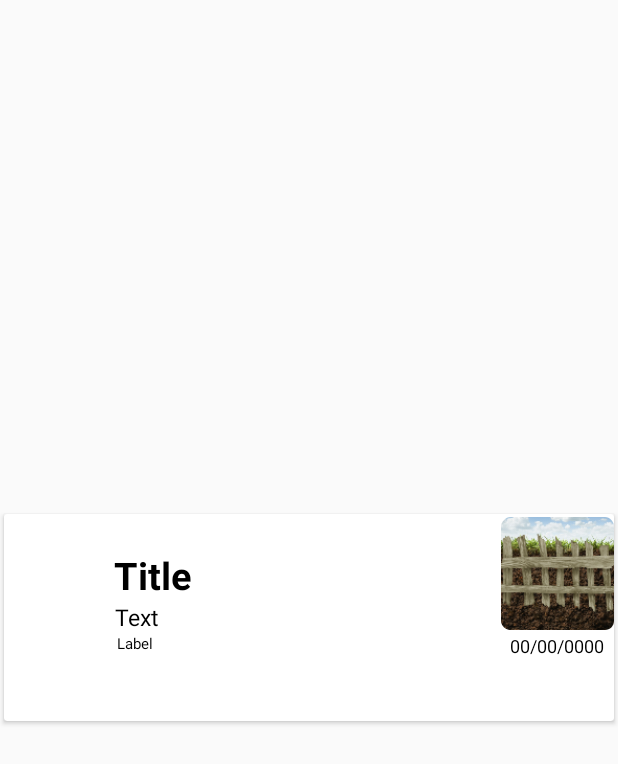
After one commit to MoONStterTeixi/Social-Network, an Android app: the layout item_recycler_view_row.xml on its own in the app's theme, with its tools: preview values and no code run, on a phone screen of 412 x 824 dp. The commit adds this screen. Shown: the top 764 px of the screen. Run offline under Robolectric (Android 15) with nearby library versions, the phone set to English and light mode, and no system bars.

Commit message:
RecyclerView dynamically

```diff
--- a/EpidemicGames/app/build.gradle
+++ b/EpidemicGames/app/build.gradle
@@ -28,4 +28,6 @@ dependencies {
     androidTestImplementation 'com.android.support.test:runner:1.0.2'
     androidTestImplementation 'com.android.support.test.espresso:espresso-core:3.0.2'
     implementation 'pl.droidsonroids.gif:android-gif-drawable:1.2.+'
+    implementation 'com.android.support:recyclerview-v7:27.1.1'
+    implementation 'com.android.support:cardview-v7:27.1.1'
 }
--- /dev/null
+++ b/EpidemicGames/app/src/main/java/com/moonstterinc/epidemicgames/epidemicgames/News.java
@@ -0,0 +1,59 @@
+package com.moonstterinc.epidemicgames.epidemicgames;
+
+public class News {
+
+    private int id;
+    private String title;
+    private String Text;
+    private String Date;
+    private String Label;
+    //private URL Url;
+
+    public int getId() {
+        return id;
+    }
+
+    public void setId(int id) {
+        this.id = id;
+    }
+
+    public String getTitle() {
+        return title;
+    }
+
+    public void setTitle(String title) {
+        this.title = title;
+    }
+
+    public String getText() {
+        return Text;
+    }
+
+    public void setText(String texto) {
+        Text = texto;
+    }
+
+    public String getDate() {
+        return Date;
+    }
+
+    public void setDate(String date) {
+        Date = date;
+    }
+
+    public String getLabel() {
+        return Label;
+    }
+
+    public void setLabel(String label) {
+        Label = label;
+    }
+
+    /*public URL getUrl() {
+        return Url;
+    }
+
+    public void setUrl(URL url) {
+        Url = url;
+    }*/
+}
--- a/EpidemicGames/app/src/main/java/com/moonstterinc/epidemicgames/epidemicgames/NewsActivity.java
+++ b/EpidemicGames/app/src/main/java/com/moonstterinc/epidemicgames/epidemicgames/NewsActivity.java
@@ -1,11 +1,25 @@
 package com.moonstterinc.epidemicgames.epidemicgames;
 
 import android.content.pm.ActivityInfo;
+import android.os.Handler;
 import android.support.v7.app.AppCompatActivity;
 import android.os.Bundle;
+import android.support.v7.widget.LinearLayoutManager;
+import android.support.v7.widget.RecyclerView;
 import android.view.MenuItem;
+import android.widget.Toast;
+
+import java.util.ArrayList;
+import java.util.List;
 
 public class NewsActivity extends AppCompatActivity {
+
+    private List<News> news;
+    private NewsAdapter newsAdapter;
+    private String newsTitle = "Noticias";
+    private String newsText = "Texto";
+    private String newsLabel = "Label";
+    private String newsDate = "00/00/0000";
 
     @Override
     protected void onCreate(Bundle savedInstanceState) {
@@ -17,6 +31,62 @@ public class NewsActivity extends AppCompatActivity {
 
         //Boton lateral atras <-
         getSupportActionBar().setDisplayHomeAsUpEnabled(true);
+
+        news = new ArrayList<>();
+        for (int i = 0; i < 3; i++) {
+            News news = new News();
+
+            news.setTitle(newsTitle);
+            news.setText(newsText);
+            news.setLabel(newsLabel);
+            news.setDate(newsDate);
+
+
+            this.news.add(news);
+        }
+
+        //find view by id and attaching adapter for the RecyclerView
+        RecyclerView recyclerView = (RecyclerView) findViewById(R.id.recycler_view);
+
+        recyclerView.setLayoutManager(new LinearLayoutManager(this));
+        newsAdapter = new NewsAdapter(recyclerView, news, this);
+        recyclerView.setAdapter(newsAdapter);
+
+        //set load more listener for the RecyclerView adapter
+        newsAdapter.setOnLoadMoreListener(new OnLoadMoreListener() {
+            @Override
+            public void onLoadMore() {
+                if (news.size() <= 20) {
+                    news.add(null);
+                    newsAdapter.notifyItemInserted(news.size() - 1);
+                    new Handler().postDelayed(new Runnable() {
+                        @Override
+                        public void run() {
+                            news.remove(news.size() - 1);
+                            newsAdapter.notifyItemRemoved(news.size());
+
+                            //Generating more data
+                            int index = news.size();
+                            int end = index + 5;
+                            for (int i = index; i < end; i++) {
+                                News news = new News();
+
+                                news.setTitle(newsTitle);
+                                news.setText(newsText);
+                                news.setLabel(newsLabel);
+                                news.setDate(newsDate);
+
+                               NewsActivity.this.news.add(news);
+                            }
+                            newsAdapter.notifyDataSetChanged();
+                            newsAdapter.setLoaded();
+                        }
+                    }, 5000);
+                } else {
+                    Toast.makeText(NewsActivity.this, "Loading data completed", Toast.LENGTH_SHORT).show();
+                }
+            }
+        });
 
     }
 
--- /dev/null
+++ b/EpidemicGames/app/src/main/java/com/moonstterinc/epidemicgames/epidemicgames/OnLoadMoreListener.java
@@ -0,0 +1,5 @@
+package com.moonstterinc.epidemicgames.epidemicgames;
+
+public interface OnLoadMoreListener {
+    void onLoadMore();
+}
--- /dev/null
+++ b/EpidemicGames/app/src/main/res/layout/item_recycler_view_row.xml
@@ -0,0 +1,66 @@
+<?xml version="1.0" encoding="utf-8"?>
+<android.support.v7.widget.CardView xmlns:android="http://schemas.android.com/apk/res/android"
+    xmlns:card_view="http://schemas.android.com/apk/res-auto"
+    xmlns:tools="http://schemas.android.com/tools"
+    android:layout_width="match_parent"
+    android:layout_height="wrap_content"
+    android:layout_gravity="center"
+    card_view:cardUseCompatPadding="true">
+
+    <RelativeLayout
+        android:layout_width="match_parent"
+        android:layout_height="138dp"
+        android:background="?android:selectableItemBackground">
+
+        <ImageView
+            android:id="@+id/imageView"
+            android:layout_width="75dp"
+            android:layout_height="79dp"
+            android:layout_alignParentEnd="true"
+            android:layout_alignParentTop="true"
+            card_view:srcCompat="@mipmap/ic_launcher" />
+
+        <TextView
+            android:id="@+id/txt_title"
+            android:layout_width="258dp"
+            android:layout_height="wrap_content"
+            android:layout_above="@+id/txt_text"
+            android:layout_toStartOf="@+id/imageView"
+            android:text="Title"
+            android:textColor="@android:color/black"
+            android:textSize="25sp"
+            android:textStyle="bold" />
+
+        <TextView
+            android:id="@+id/txt_text"
+            android:layout_width="257dp"
+            android:layout_height="wrap_content"
+            android:layout_centerVertical="true"
+            android:layout_toStartOf="@+id/imageView"
+            android:text="Text"
+            android:textColor="@android:color/black"
+            android:textSize="15sp" />
+
+        <TextView
+            android:id="@+id/txt_label"
+            android:layout_width="256dp"
+            android:layout_height="wrap_content"
+            android:layout_below="@+id/imageView"
+            android:layout_toStartOf="@+id/imageView"
+            android:text="Label"
+            android:textColor="@android:color/black"
+            android:textSize="10sp" />
+
+        <TextView
+            android:id="@+id/txt_date"
+            android:layout_width="69dp"
+            android:layout_height="wrap_content"
+            android:layout_alignStart="@+id/imageView"
+            android:layout_below="@+id/imageView"
+            android:layout_marginStart="6dp"
+            android:text="00/00/0000"
+            android:textColor="@android:color/black"
+            android:textSize="12sp" />
+
+    </RelativeLayout>
+</android.support.v7.widget.CardView>
```
Also changed, not shown: EpidemicGames/app/src/main/java/com/moonstterinc/epidemicgames/epidemicgames/NewsAdapter.java (added, +121 -0 lines), EpidemicGames/app/src/main/res/layout/activity_news.xml (+4 -61 lines), EpidemicGames/app/src/main/res/layout/item_loading.xml (added, +13 -0 lines).
